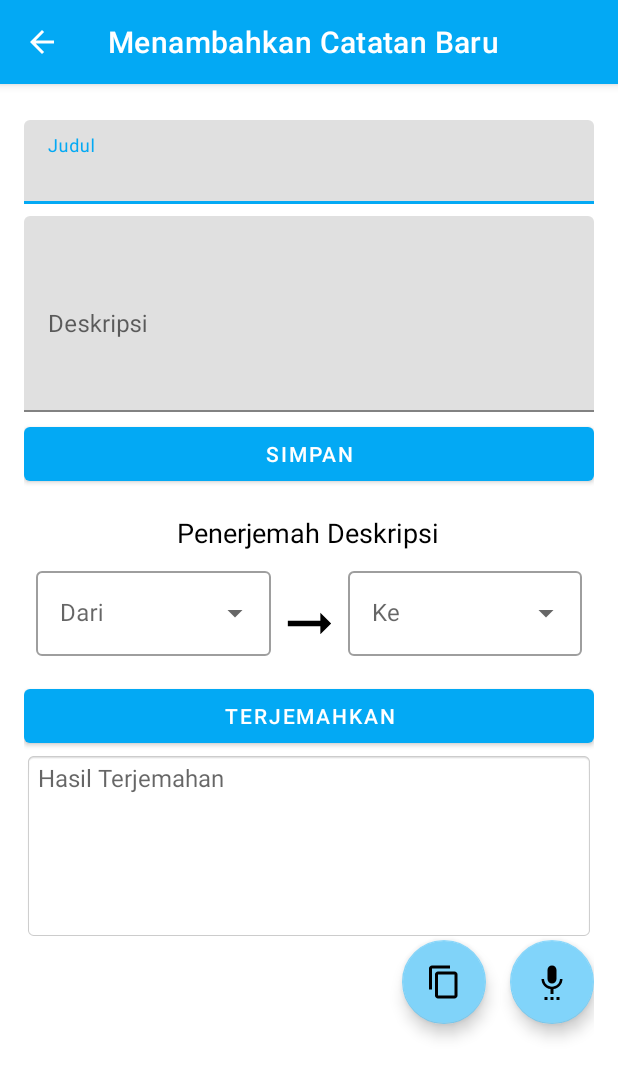
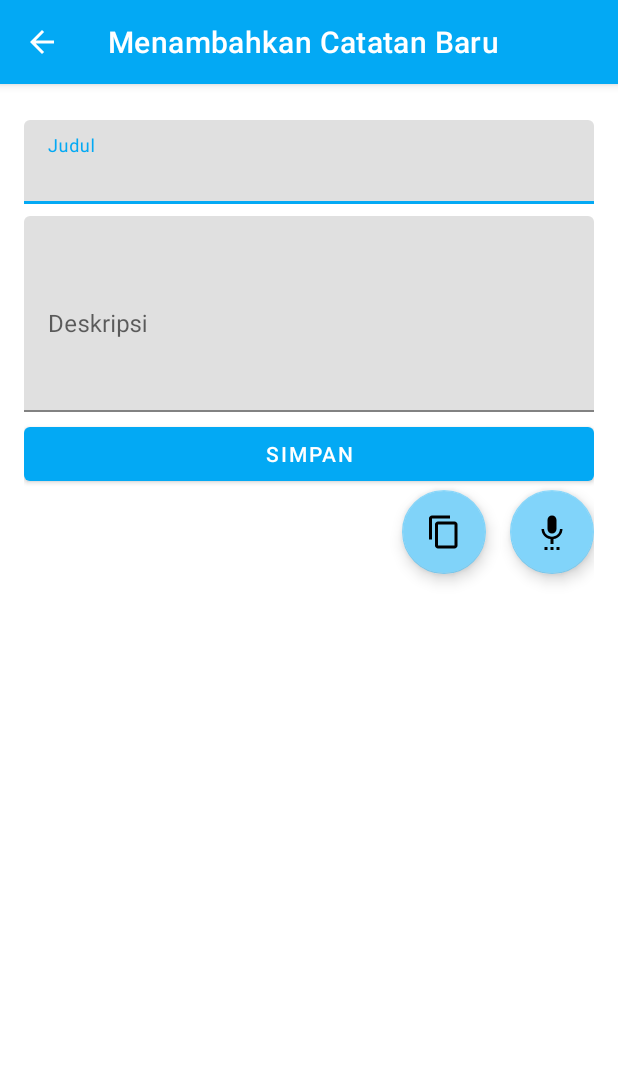
Before and after one commit to NoisyBoy29/NotesApp, an Android app: the CRUDNoteActivity screen opened directly, with no data from a screen before it, on a phone screen of 412 x 824 dp. Shown: the top 1077 px of the screen. Run offline under Robolectric (Android 15) with nearby library versions, the light colour scheme and no system bars; libraries missing offline, so code that uses them is left out: com.google.mlkit.common, com.google.mlkit.nl.

Commit message:
disable fitur translate ketika membuat catatan baru, fix bug pada tanggal update data.

```diff
--- a/app/src/main/java/com/naufal/notesapp/CRUDNoteActivity.kt
+++ b/app/src/main/java/com/naufal/notesapp/CRUDNoteActivity.kt
@@ -74,6 +74,16 @@ class CRUDNoteActivity : AppCompatActivity(), View.OnClickListener {
             }
         } else {
             actionBarTitle = "Menambahkan Catatan Baru"
+            binding.translateLabel.visibility = View.GONE
+            binding.languageFrom.visibility = View.GONE
+            binding.languageTo.visibility = View.GONE
+            binding.languageFromLayout.visibility = View.GONE
+            binding.languageToLayout.visibility = View.GONE
+            binding.arrowImageView.visibility = View.GONE
+            binding.translateButton.visibility = View.GONE
+            binding.translateOutput.visibility = View.GONE
+
+
         }
         supportActionBar?.title = actionBarTitle
         supportActionBar?.setDisplayHomeAsUpEnabled(true)
@@ -96,7 +106,7 @@ class CRUDNoteActivity : AppCompatActivity(), View.OnClickListener {
 
         binding.languageTo.setAdapter(itemsAdapter)
 
-        binding.translate.setOnClickListener {
+        binding.translateButton.setOnClickListener {
             val options = TranslatorOptions.Builder().setSourceLanguage(selectFrom())
                 .setTargetLanguage(selectTo()).build()
 
--- a/app/src/main/java/com/naufal/notesapp/TranslateActivity.kt
+++ b/app/src/main/java/com/naufal/notesapp/TranslateActivity.kt
@@ -39,7 +39,7 @@ class TranslateActivity : AppCompatActivity() {
 
         binding.languageTo.setAdapter(itemsAdapter)
 
-        binding.translate.setOnClickListener {
+        binding.translateButton.setOnClickListener {
             val options = TranslatorOptions.Builder().setSourceLanguage(selectFrom())
                 .setTargetLanguage(selectTo()).build()
 
--- a/app/src/main/res/layout/activity_crudnote.xml
+++ b/app/src/main/res/layout/activity_crudnote.xml
@@ -123,7 +123,7 @@
         android:layout_marginTop="32dp"
         android:layout_marginBottom="16dp"
         android:src="@drawable/ic_baseline_arrow_right_24"
-        app:layout_constraintBottom_toTopOf="@+id/translate"
+        app:layout_constraintBottom_toTopOf="@+id/translateButton"
         app:layout_constraintEnd_toStartOf="@id/language_to_layout"
         app:layout_constraintStart_toEndOf="@id/language_from_layout"
         app:layout_constraintVertical_bias="0.0" />
@@ -149,7 +149,7 @@
     </com.google.android.material.textfield.TextInputLayout>
 
     <Button
-        android:id="@+id/translate"
+        android:id="@+id/translateButton"
         android:layout_width="match_parent"
         android:layout_height="wrap_content"
         android:layout_marginTop="16dp"
@@ -168,6 +168,6 @@
         app:layout_constraintEnd_toEndOf="parent"
         app:layout_constraintHorizontal_bias="0.483"
         app:layout_constraintStart_toStartOf="parent"
-        app:layout_constraintTop_toBottomOf="@+id/translate" />
+        app:layout_constraintTop_toBottomOf="@+id/translateButton" />
 
 </androidx.constraintlayout.widget.ConstraintLayout>
--- a/app/src/main/res/layout/activity_translate.xml
+++ b/app/src/main/res/layout/activity_translate.xml
@@ -43,7 +43,7 @@
             app:layout_constraintEnd_toEndOf="parent"
             app:layout_constraintHorizontal_bias="0.497"
             app:layout_constraintStart_toStartOf="parent"
-            app:layout_constraintTop_toBottomOf="@+id/translate" />
+            app:layout_constraintTop_toBottomOf="@+id/translateButton" />
 
         <TextView
             android:id="@+id/tv_output"
@@ -83,7 +83,7 @@
             android:layout_height="43dp"
             android:layout_marginTop="32dp"
             android:src="@drawable/ic_baseline_arrow_right_24"
-            app:layout_constraintBottom_toTopOf="@+id/translate"
+            app:layout_constraintBottom_toTopOf="@+id/translateButton"
             app:layout_constraintEnd_toStartOf="@id/language_to_layout"
             app:layout_constraintStart_toEndOf="@id/language_from_layout"
             app:layout_constraintTop_toBottomOf="@+id/tv_input"
@@ -110,7 +110,7 @@
         </com.google.android.material.textfield.TextInputLayout>
 
         <Button
-            android:id="@+id/translate"
+            android:id="@+id/translateButton"
             android:layout_width="wrap_content"
             android:layout_height="wrap_content"
             android:layout_marginTop="16dp"
```
